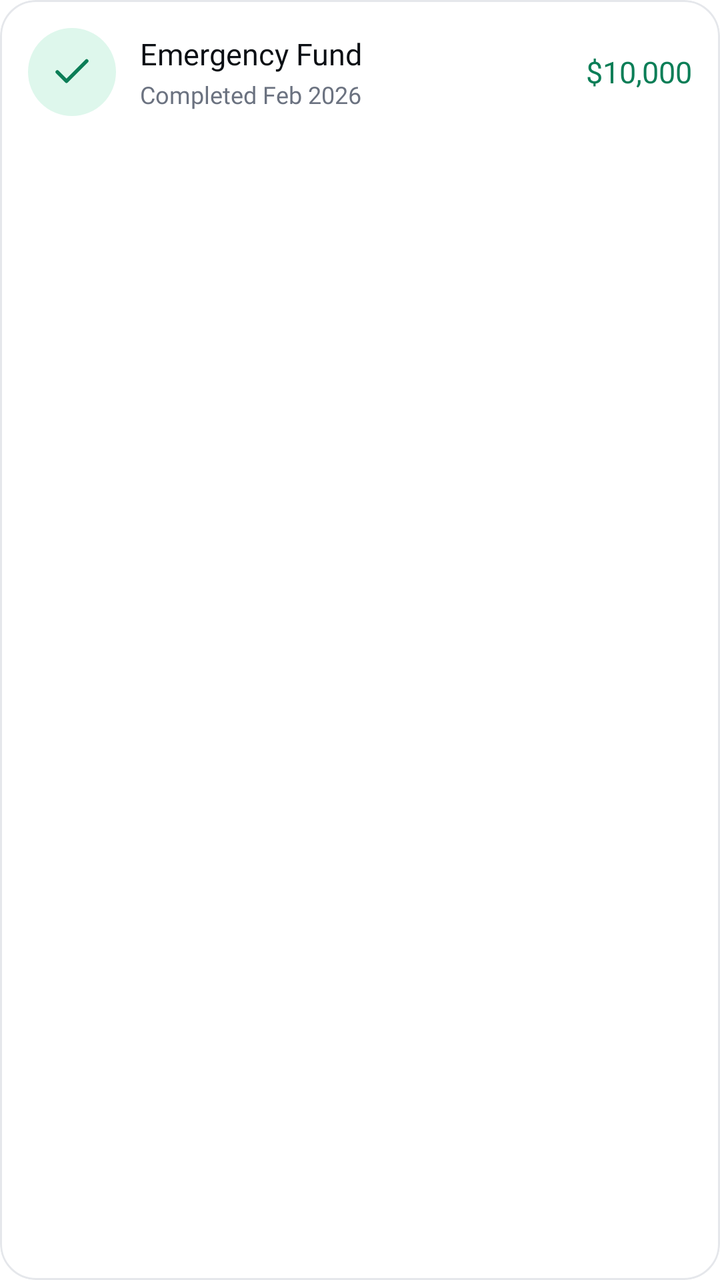
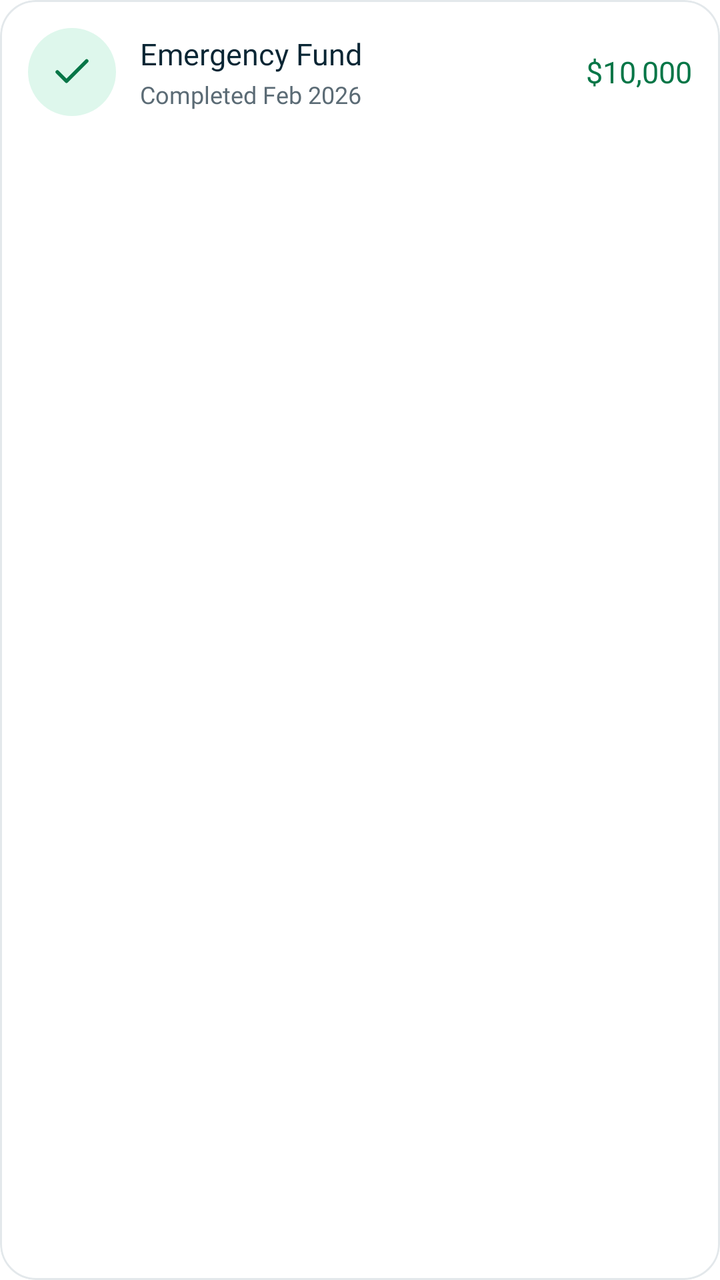

Screens rendered from an Android XML layout before and after an edit, with the pre-edit source and the edit as a unified diff.
<!-- AndroidManifest.xml: application theme Theme.ExpenseTracker -->
<!-- res/layout/item_completed_saving_goal.xml -->
<?xml version="1.0" encoding="utf-8"?>
<com.google.android.material.card.MaterialCardView xmlns:android="http://schemas.android.com/apk/res/android"
    xmlns:app="http://schemas.android.com/apk/res-auto"
    android:layout_width="match_parent"
    android:layout_height="wrap_content"
    android:layout_marginBottom="12dp"
    app:cardBackgroundColor="@color/white"
    app:cardCornerRadius="18dp"
    app:cardElevation="0dp"
    app:strokeColor="#E5E7EB"
    app:strokeWidth="1dp">

    <LinearLayout
        android:layout_width="match_parent"
        android:layout_height="wrap_content"
        android:orientation="horizontal"
        android:gravity="center_vertical"
        android:padding="14dp">

        <FrameLayout
            android:id="@+id/completedIconBg"
            android:layout_width="44dp"
            android:layout_height="44dp"
            android:background="@drawable/bg_circle_completed_icon">

            <ImageView
                android:id="@+id/ivCompletedIcon"
                android:layout_width="22dp"
                android:layout_height="22dp"
                android:layout_gravity="center"
                android:importantForAccessibility="no"
                android:src="@drawable/ic_check"
                app:tint="#0B7E57" />

        </FrameLayout>

        <LinearLayout
            android:layout_width="0dp"
            android:layout_height="wrap_content"
            android:layout_weight="1"
            android:layout_marginStart="12dp"
            android:orientation="vertical">

            <TextView
                android:id="@+id/tvCompletedName"
                android:layout_width="wrap_content"
                android:layout_height="wrap_content"
                android:fontFamily="@font/inter_extra_bold"
                android:text="Emergency Fund"
                android:textColor="#0B0F14"
                android:textSize="15sp" />

            <TextView
                android:id="@+id/tvCompletedDate"
                android:layout_width="wrap_content"
                android:layout_height="wrap_content"
                android:layout_marginTop="2dp"
                android:fontFamily="@font/inter_medium"
                android:text="Completed Feb 2026"
                android:textColor="#6B7280"
                android:textSize="12sp" />

        </LinearLayout>

        <TextView
            android:id="@+id/tvCompletedAmount"
            android:layout_width="wrap_content"
            android:layout_height="wrap_content"
            android:fontFamily="@font/inter_extra_bold"
            android:text="$10,000"
            android:textColor="#0B7E57"
            android:textSize="15sp" />

    </LinearLayout>

</com.google.android.material.card.MaterialCardView>
<!-- resources referenced by this layout -->
<resources>
  <style name="Base.Theme.ExpenseTracker" parent="Theme.Material3.Light.NoActionBar">
          <item name="android:windowBackground">@color/white</item>
          <item name="colorSurface">@color/white</item>
          
          <item name="colorPrimary">@color/fin_blue</item>
          <item name="colorOnPrimary">@color/white</item>
          <item name="colorPrimaryContainer">@color/fin_blue_tint</item>
          <item name="colorOnPrimaryContainer">@color/fin_navy</item>
          <item name="colorSecondary">@color/fin_navy</item>
          <item name="colorOnSecondary">@color/white</item>
          <item name="colorSecondaryContainer">@color/fin_blue_tint</item>
          <item name="colorOnSecondaryContainer">@color/fin_navy</item>
          
          <item name="colorTertiary">@color/fin_orange</item>
          <item name="colorOnTertiary">@color/fin_navy</item>
          <item name="colorError">@color/fin_error</item>
          <item name="colorOnError">@color/white</item>
          
          <item name="elevationOverlayEnabled">false</item>
          
          <item name="android:forceDarkAllowed" tools:targetApi="q">false</item>
      </style>
  <!-- unchanged entries left out for length: 9 -->
</resources>

<!-- the commit's change to res/layout/item_completed_saving_goal.xml (unified diff, before → after) -->
@@ -7,7 +7,7 @@
     app:cardBackgroundColor="@color/white"
     app:cardCornerRadius="18dp"
     app:cardElevation="0dp"
-    app:strokeColor="#E5E7EB"
+    app:strokeColor="@color/fin_border"
     app:strokeWidth="1dp">
 
     <LinearLayout
@@ -30,7 +30,7 @@
                 android:layout_gravity="center"
                 android:importantForAccessibility="no"
                 android:src="@drawable/ic_check"
-                app:tint="#0B7E57" />
+                app:tint="@color/fin_success" />
 
         </FrameLayout>
 
@@ -47,7 +47,7 @@
                 android:layout_height="wrap_content"
                 android:fontFamily="@font/inter_extra_bold"
                 android:text="Emergency Fund"
-                android:textColor="#0B0F14"
+                android:textColor="@color/fin_navy"
                 android:textSize="15sp" />
 
             <TextView
@@ -57,7 +57,7 @@
                 android:layout_marginTop="2dp"
                 android:fontFamily="@font/inter_medium"
                 android:text="Completed Feb 2026"
-                android:textColor="#6B7280"
+                android:textColor="@color/fin_text_secondary"
                 android:textSize="12sp" />
 
         </LinearLayout>
@@ -68,7 +68,7 @@
             android:layout_height="wrap_content"
             android:fontFamily="@font/inter_extra_bold"
             android:text="$10,000"
-            android:textColor="#0B7E57"
+            android:textColor="@color/fin_success"
             android:textSize="15sp" />
 
     </LinearLayout>
<!-- resource entries referenced after the edit -->
@@ -1,5 +1,8 @@
 <!-- resources referenced by this layout -->
 <resources>
+  <color name="fin_border">#FFE3E8EB</color>
+  <color name="fin_success">#FF067647</color>
+  <color name="fin_text_secondary">#FF5B6B75</color>
   <style name="Base.Theme.ExpenseTracker" parent="Theme.Material3.Light.NoActionBar">
           <item name="android:windowBackground">@color/white</item>
           <item name="colorSurface">@color/white</item>
@@ -20,7 +23,102 @@
           
           <item name="elevationOverlayEnabled">false</item>
           
+          <item name="materialAlertDialogTheme">@style/ThemeOverlay.Finara.Dialog</item>
+          <item name="bottomSheetDialogTheme">@style/AppBottomSheetDialogTheme</item>
+          
           <item name="android:forceDarkAllowed" tools:targetApi="q">false</item>
+      </style>
+  <style name="ThemeOverlay.Finara.Dialog" parent="ThemeOverlay.Material3.MaterialAlertDialog">
+          <item name="colorSurface">@color/fin_surface</item>
+          <item name="colorPrimary">@color/fin_blue</item>
+          <item name="colorOnSurface">@color/fin_navy</item>
+          <item name="colorOnSurfaceVariant">@color/fin_text_secondary</item>
+          
+          <item name="colorSurfaceContainerHigh">@color/fin_surface</item>
+          <item name="colorSurfaceContainer">@color/fin_surface</item>
+          <item name="colorSurfaceContainerLow">@color/fin_surface</item>
+          <item name="colorSurfaceContainerHighest">@color/fin_surface_muted</item>
+          <item name="colorOutline">@color/fin_border</item>
+          <item name="elevationOverlayEnabled">false</item>
+          <item name="shapeAppearanceOverlay">@style/RoundedDialogShape</item>
+          <item name="android:backgroundDimAmount">0.45</item>
+          <item name="materialAlertDialogTitleTextStyle">@style/Finara.Dialog.Title</item>
+          <item name="materialAlertDialogBodyTextStyle">@style/Finara.Dialog.Body</item>
+          <item name="buttonBarPositiveButtonStyle">@style/Finara.Dialog.Button.Positive</item>
+          <item name="buttonBarNegativeButtonStyle">@style/Finara.Dialog.Button.Negative</item>
+          <item name="buttonBarNeutralButtonStyle">@style/Finara.Dialog.Button.Negative</item>
+      </style>
+  <style name="AppBottomSheetDialogTheme" parent="Theme.Material3.Light.BottomSheetDialog">
+          <item name="bottomSheetStyle">@style/AppBottomSheetStyle</item>
+          
+          <item name="colorPrimary">@color/fin_blue</item>
+          <item name="colorOnPrimary">@color/white</item>
+          <item name="colorPrimaryContainer">@color/fin_blue_tint</item>
+          <item name="colorOnPrimaryContainer">@color/fin_navy</item>
+          <item name="colorSecondaryContainer">@color/fin_blue_tint</item>
+          <item name="colorOnSecondaryContainer">@color/fin_navy</item>
+          <item name="colorError">@color/fin_error</item>
+          <item name="android:backgroundDimAmount">0.45</item>
+          <item name="colorSurfaceContainerLow">@color/fin_surface</item>
+          <item name="colorSurfaceContainerHighest">@color/fin_surface_muted</item>
+          
+          <item name="materialAlertDialogTheme">@style/ThemeOverlay.Finara.Dialog</item>
+      </style>
+  <color name="fin_surface">#FFFFFFFF</color>
+  <color name="fin_surface_muted">#FFF2F4F5</color>
+  <style name="RoundedDialogShape" parent="">
+          <item name="cornerFamily">rounded</item>
+          <item name="cornerSize">24dp</item>
+      </style>
+  <style name="Finara.Dialog.Title" parent="MaterialAlertDialog.Material3.Title.Text">
+          <item name="android:textColor">@color/fin_navy</item>
+          <item name="android:fontFamily">@font/inter_extra_bold</item>
+          <item name="android:textSize">19sp</item>
+      </style>
+  <style name="Finara.Dialog.Body" parent="MaterialAlertDialog.Material3.Body.Text">
+          <item name="android:textColor">@color/fin_text_secondary</item>
+          <item name="android:fontFamily">@font/inter_medium</item>
+          <item name="android:textSize">14sp</item>
+          <item name="android:lineSpacingExtra">3sp</item>
+      </style>
+  <style name="Finara.Dialog.Button.Positive" parent="Widget.Material3.Button">
+          <item name="backgroundTint">@color/fin_blue</item>
+          <item name="android:textColor">@color/white</item>
+          <item name="android:fontFamily">@font/inter_extra_bold</item>
+          <item name="android:textSize">14sp</item>
+          <item name="android:textAllCaps">false</item>
+          <item name="android:minWidth">96dp</item>
+          <item name="android:minHeight">48dp</item>
+          <item name="android:layout_marginStart">8dp</item>
+          <item name="cornerRadius">14dp</item>
+          <item name="android:insetTop">0dp</item>
+          <item name="android:insetBottom">0dp</item>
+      </style>
+  <style name="Finara.Dialog.Button.Negative" parent="Widget.Material3.Button">
+          <item name="backgroundTint">@color/fin_surface_muted</item>
+          <item name="android:textColor">@color/fin_navy</item>
+          <item name="android:fontFamily">@font/inter_medium</item>
+          <item name="android:textSize">14sp</item>
+          <item name="android:textAllCaps">false</item>
+          <item name="android:minWidth">96dp</item>
+          <item name="android:minHeight">48dp</item>
+          <item name="android:layout_marginStart">8dp</item>
+          <item name="cornerRadius">14dp</item>
+          <item name="android:insetTop">0dp</item>
+          <item name="android:insetBottom">0dp</item>
+          <item name="rippleColor">#14092634</item>
+      </style>
+  <style name="AppBottomSheetStyle" parent="Widget.Material3.BottomSheet.Modal">
+          <item name="shapeAppearance">@style/AppShapeAppearanceBottomSheet</item>
+          
+          <item name="backgroundTint">@color/fin_surface</item>
+      </style>
+  <style name="AppShapeAppearanceBottomSheet" parent="">
+          <item name="cornerFamily">rounded</item>
+          <item name="cornerSizeTopLeft">28dp</item>
+          <item name="cornerSizeTopRight">28dp</item>
+          <item name="cornerSizeBottomLeft">0dp</item>
+          <item name="cornerSizeBottomRight">0dp</item>
       </style>
   <!-- unchanged entries left out for length: 9 -->
 </resources>
